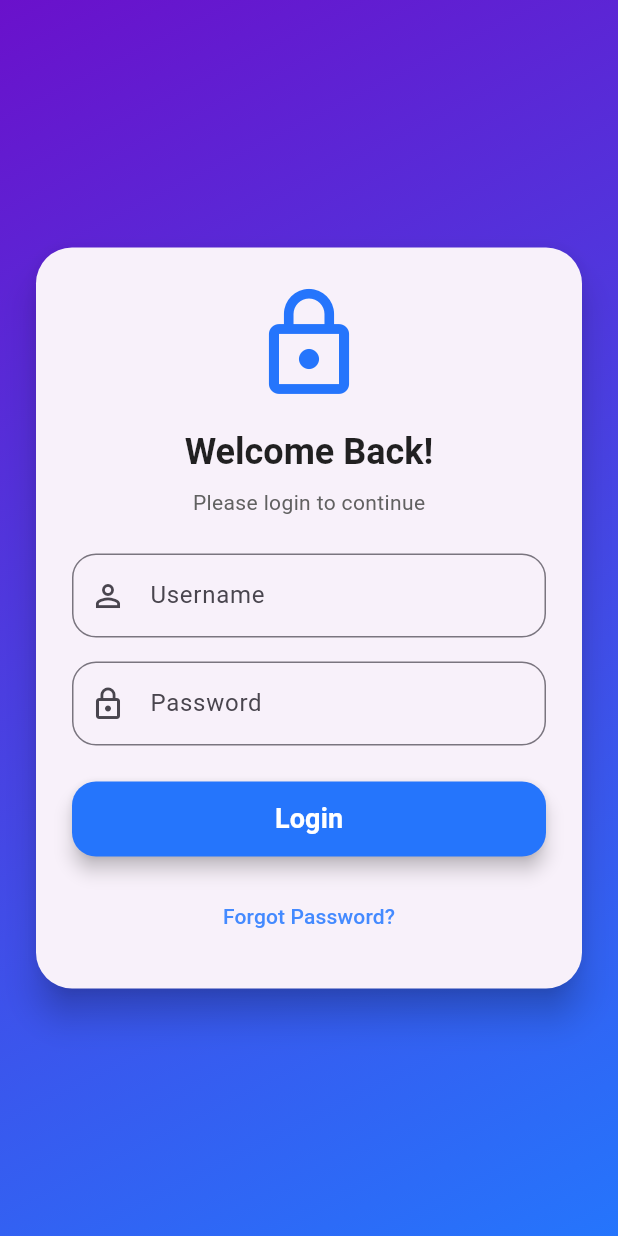
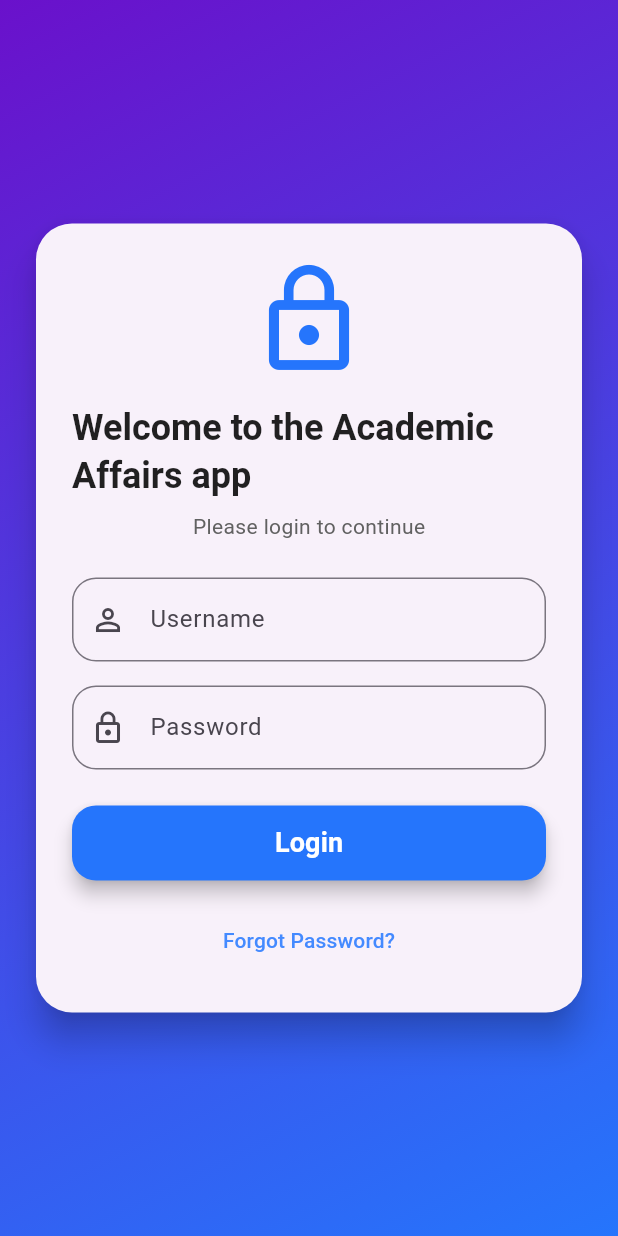
Before and after one commit to gaaadory-ui/T_slsabeal_asign, a Flutter app: the screen it shows after launch, on a phone screen of 412 x 824 dp. Run offline on Flutter 3.47's test engine with Material 3 defaults, Android fonts, the phone set to English and light mode, and no system bars.

Commit message:
yousef's commit

```diff
--- a/lib/login_page.dart
+++ b/lib/login_page.dart
@@ -38,7 +38,7 @@ class LoginPage extends StatelessWidget {
                     ),
                     const SizedBox(height: 16),
                     Text(
-                      'Welcome Back!',
+                      'Welcome to the Academic Affairs app',
                       style: Theme.of(context).textTheme.headlineSmall
                           ?.copyWith(
                             fontWeight: FontWeight.bold,
```
